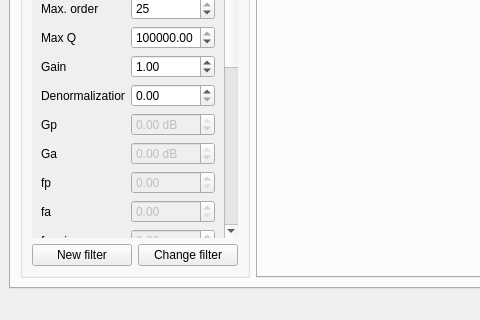
The window that designer/mainwindow.ui (juan-sb/filtertool-tc22) describes before a commit, drawn with Qt 5; both pictures show x 0 to 480 and y 265 to 585 of the 1135 by 585 pixel window.
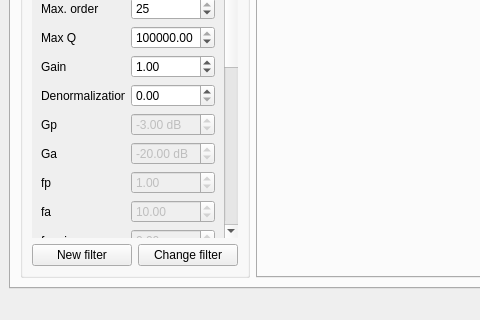
The same window after the commit. Custom widgets are drawn as their Qt base class.

```diff
--- a/designer/mainwindow.ui
+++ b/designer/mainwindow.ui
@@ -1473,6 +1473,9 @@
                  <property name="maximum">
                   <double>9999.989999999999782</double>
                  </property>
+                 <property name="value">
+                  <double>1.000000000000000</double>
+                 </property>
                 </widget>
                </item>
                <item row="19" column="0">
@@ -1496,6 +1499,9 @@
                  <property name="maximum">
                   <double>0.000000000000000</double>
                  </property>
+                 <property name="value">
+                  <double>-20.000000000000000</double>
+                 </property>
                 </widget>
                </item>
                <item row="17" column="0">
@@ -1817,6 +1823,9 @@
                  <property name="maximum">
                   <double>9999999.000000000000000</double>
                  </property>
+                 <property name="value">
+                  <double>10.000000000000000</double>
+                 </property>
                 </widget>
                </item>
                <item row="10" column="1">
@@ -1836,6 +1845,9 @@
                  <property name="maximum">
                   <double>0.000000000000000</double>
                  </property>
+                 <property name="value">
+                  <double>-3.000000000000000</double>
+                 </property>
                 </widget>
                </item>
                <item row="4" column="0">
```
